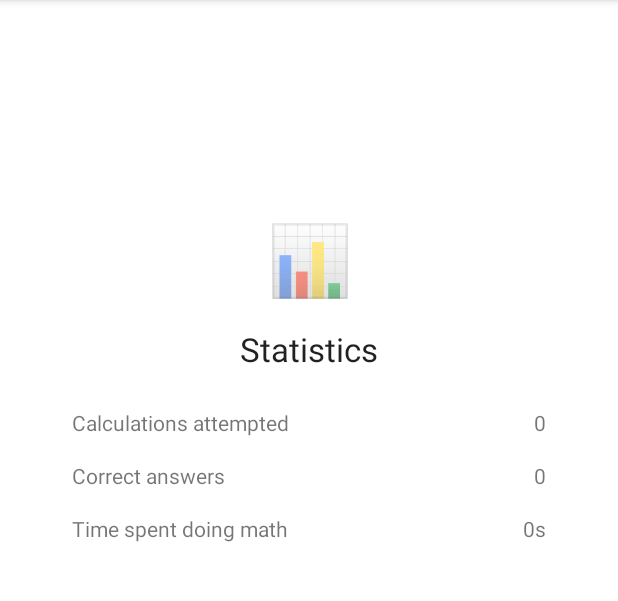
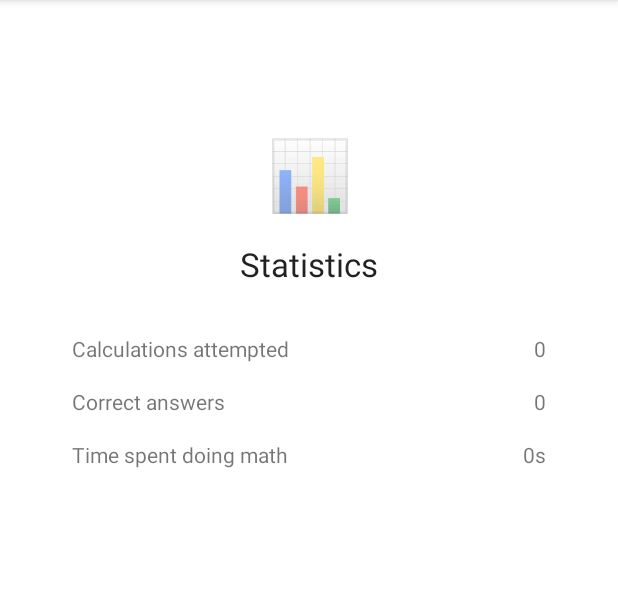
Before and after one commit to cszach/MathQuiz, an Android app: the StatisticsFragment screen opened through its navigation route, on a phone screen of 412 x 824 dp, the part 84-685 px from its top. Run offline under Robolectric (Android 15) with nearby library versions, the phone set to English and light mode, and no system bars.

Commit message:
Polish up some UI

```diff
--- a/app/src/main/res/layout/fragment_statistics.xml
+++ b/app/src/main/res/layout/fragment_statistics.xml
@@ -21,13 +21,6 @@
         android:orientation="vertical"
         app:layout_constraintGuide_begin="48dp" />
 
-    <androidx.constraintlayout.widget.Guideline
-        android:id="@+id/guideline6"
-        android:layout_width="wrap_content"
-        android:layout_height="wrap_content"
-        android:orientation="horizontal"
-        app:layout_constraintGuide_begin="256dp" />
-
     <TextView
         android:id="@+id/stats_fragment_emoji_textView"
         android:layout_width="wrap_content"
@@ -38,7 +31,7 @@
         app:layout_constraintEnd_toStartOf="@+id/guideline5"
         app:layout_constraintStart_toStartOf="@+id/guideline4"
         app:layout_constraintTop_toTopOf="parent"
-        app:layout_constraintVertical_bias="0.2" />
+        app:layout_constraintVertical_bias="0.12" />
 
     <TextView
         android:id="@+id/stats_fragment_name_textView"
@@ -61,14 +54,6 @@
         app:layout_constraintTop_toBottomOf="@+id/attempts_textView" />
 
     <TextView
-        android:id="@+id/num_attempts_textView"
-        android:layout_width="wrap_content"
-        android:layout_height="wrap_content"
-        android:layout_marginTop="16dp"
-        app:layout_constraintEnd_toStartOf="@+id/guideline5"
-        app:layout_constraintTop_toTopOf="@+id/guideline6" />
-
-    <TextView
         android:id="@+id/time_spent_textView"
         android:layout_width="wrap_content"
         android:layout_height="wrap_content"
@@ -81,10 +66,18 @@
         android:id="@+id/attempts_textView"
         android:layout_width="wrap_content"
         android:layout_height="wrap_content"
-        android:layout_marginTop="16dp"
+        android:layout_marginTop="32dp"
         android:text="@string/text_num_of_solved"
         app:layout_constraintStart_toStartOf="@+id/guideline4"
-        app:layout_constraintTop_toTopOf="@+id/guideline6" />
+        app:layout_constraintTop_toBottomOf="@+id/stats_fragment_name_textView" />
+
+    <TextView
+        android:id="@+id/num_attempts_textView"
+        android:layout_width="wrap_content"
+        android:layout_height="wrap_content"
+        android:layout_marginTop="32dp"
+        app:layout_constraintEnd_toStartOf="@+id/guideline5"
+        app:layout_constraintTop_toBottomOf="@+id/stats_fragment_name_textView" />
 
     <TextView
         android:id="@+id/num_correct_answers_textView"
```
Also changed, not shown: app/src/main/res/layout/fragment_settings.xml (+3 -10 lines).
